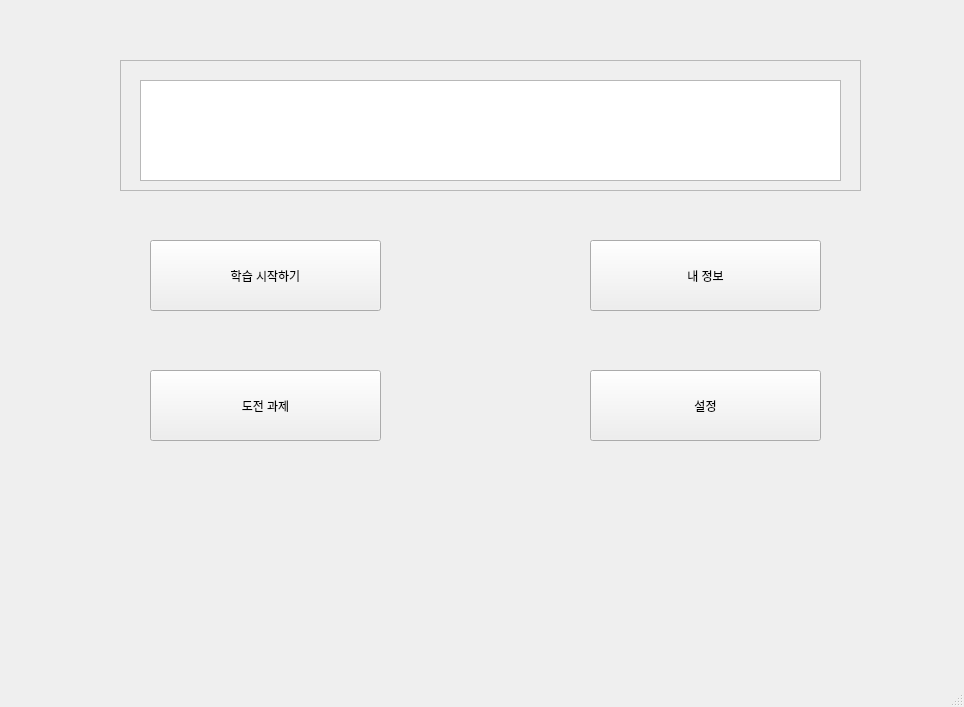
This is layout/Main.ui in idkim97/Studium as Qt 5 draws it before an edit. The edited form follows.
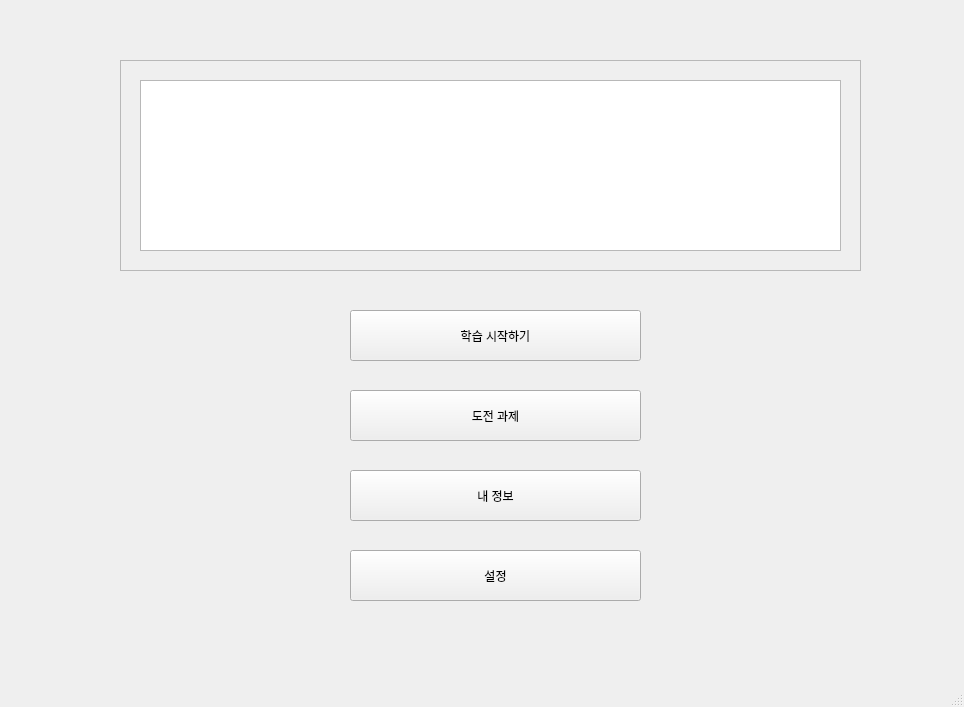
This is the edited form.

```diff
--- a/layout/Main.ui
+++ b/layout/Main.ui
@@ -17,10 +17,10 @@
    <widget class="QToolButton" name="toolButton">
     <property name="geometry">
      <rect>
-      <x>150</x>
-      <y>240</y>
-      <width>231</width>
-      <height>71</height>
+      <x>350</x>
+      <y>310</y>
+      <width>291</width>
+      <height>51</height>
      </rect>
     </property>
     <property name="text">
@@ -33,7 +33,7 @@
       <x>120</x>
       <y>60</y>
       <width>741</width>
-      <height>131</height>
+      <height>211</height>
      </rect>
     </property>
     <property name="frameShape">
@@ -48,7 +48,7 @@
        <x>20</x>
        <y>20</y>
        <width>701</width>
-       <height>101</height>
+       <height>171</height>
       </rect>
      </property>
      <property name="html">
@@ -63,10 +63,10 @@
    <widget class="QToolButton" name="toolButton_2">
     <property name="geometry">
      <rect>
-      <x>150</x>
-      <y>370</y>
-      <width>231</width>
-      <height>71</height>
+      <x>350</x>
+      <y>390</y>
+      <width>291</width>
+      <height>51</height>
      </rect>
     </property>
     <property name="text">
@@ -76,10 +76,10 @@
    <widget class="QToolButton" name="toolButton_3">
     <property name="geometry">
      <rect>
-      <x>590</x>
-      <y>240</y>
-      <width>231</width>
-      <height>71</height>
+      <x>350</x>
+      <y>470</y>
+      <width>291</width>
+      <height>51</height>
      </rect>
     </property>
     <property name="text">
@@ -89,10 +89,10 @@
    <widget class="QToolButton" name="toolButton_4">
     <property name="geometry">
      <rect>
-      <x>590</x>
-      <y>370</y>
-      <width>231</width>
-      <height>71</height>
+      <x>350</x>
+      <y>550</y>
+      <width>291</width>
+      <height>51</height>
      </rect>
     </property>
     <property name="text">
```
